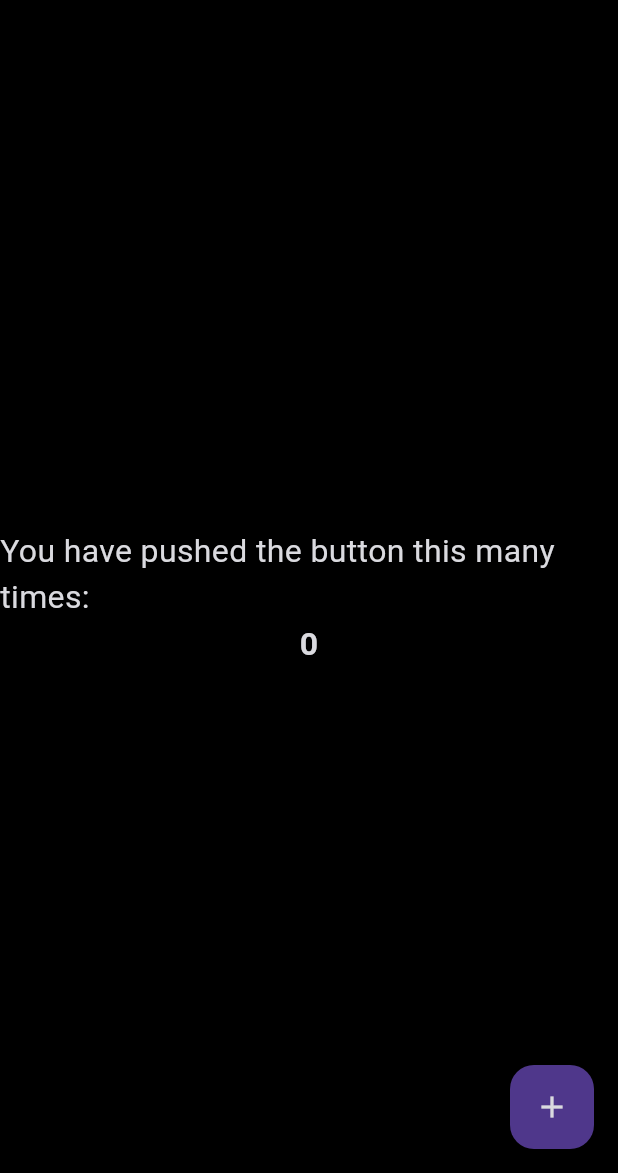
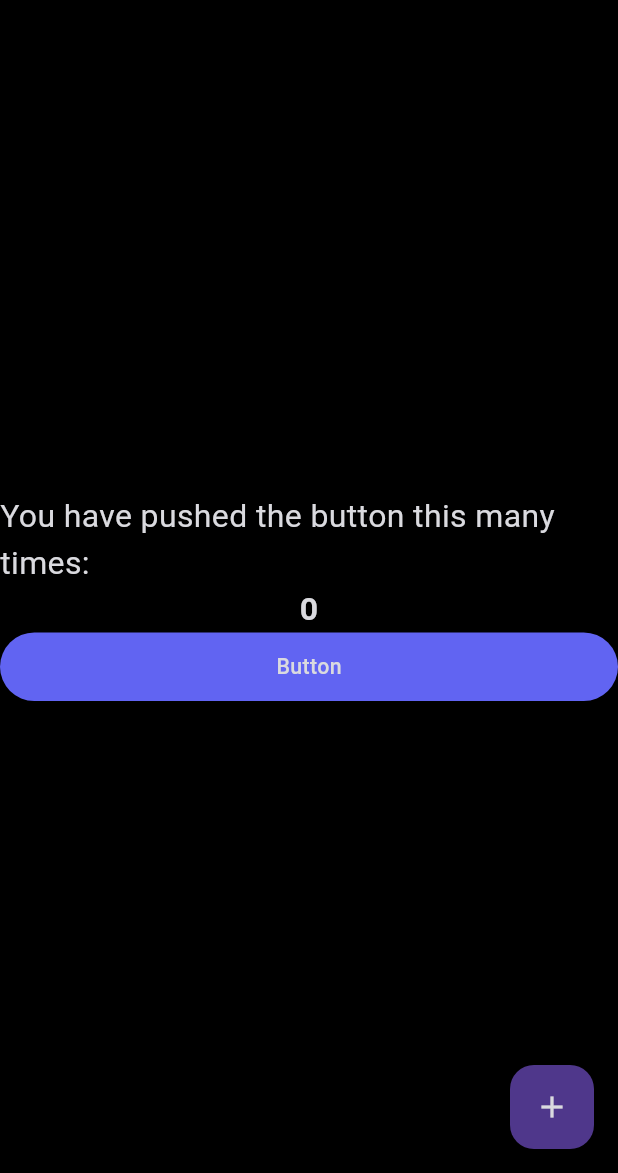
Before and after one commit to ahmadexe/PRISM-Mobile-App, a Flutter app: the screen it shows after launch, on a phone screen of 412 x 824 dp, the part 63-1236 px from its top. Run offline on Flutter 3.47's test engine with Material 3 defaults, Android fonts, the phone set to English and light mode, and no system bars; our stand-ins replace flutter_screenutil; missing offline and left inert: navigation_history_observer; Roboto replaces fonts that are missing (Poppins).

Commit message:
feat: added buttons

```diff
--- a/lib/main.dart
+++ b/lib/main.dart
@@ -1,5 +1,6 @@
 import 'package:flutter/material.dart';
 import 'package:prism/configs/configs.dart';
+import 'package:prism/widgets/buttons/app_button.dart';
 import 'configs/configs.dart' as theme;
 
 void main() {
@@ -18,7 +19,6 @@ class MyApp extends StatelessWidget {
       home: const MyHomePage(title: 'Flutter Demo Home Page'),
       builder: (context, child) {
         App.init(context);
-        AppText.init(context);
         return child!;
       },
     );
@@ -102,6 +102,10 @@ class _MyHomePageState extends State<MyHomePage> {
               '$_counter',
               style: AppText.h1b,
             ),
+            AppButton(
+              onPressed: () {},
+              label: 'Button',
+            )
             // ElevatedButton(onPressed: (){}, child: Text('fdksajh'))
           ],
         ),
--- /dev/null
+++ b/lib/widgets/buttons/app_button.dart
@@ -0,0 +1,62 @@
+import 'package:flutter/material.dart';
+import 'package:prism/configs/configs.dart';
+
+part 'enums.dart';
+
+class AppButton extends StatelessWidget {
+  final VoidCallback onPressed;
+  final String label;
+  final Color? backgroundColor;
+  final double? width;
+  final double? height;
+  final TextStyle? textStyle;
+  final ButtonType? buttonType;
+  const AppButton({
+    required this.label,
+    required this.onPressed,
+    this.height,
+    this.width,
+    this.backgroundColor,
+    this.textStyle,
+    this.buttonType = ButtonType.primary,
+    super.key,
+  });
+
+  @override
+  Widget build(BuildContext context) {
+    App.init(context);
+    return GestureDetector(
+      onTap: onPressed,
+      child: AnimatedContainer(
+        duration: const Duration(milliseconds: 200),
+        width: width ?? double.infinity,
+        height: height ?? AppDimensions.normalize(18),
+        decoration: buttonType == ButtonType.secondary
+            ? BoxDecoration(
+                borderRadius: BorderRadius.circular(AppDimensions.ratio * 100),
+                color: AppTheme.c.fieldLight!,
+              )
+            : buttonType == ButtonType.bordered
+                ? BoxDecoration(
+                    borderRadius:
+                        BorderRadius.circular(AppDimensions.ratio * 100),
+                    border: Border.all(
+                      color: AppTheme.c.primary!,
+                      width: 1,
+                    ),
+                  )
+                : BoxDecoration(
+                    borderRadius:
+                        BorderRadius.circular(AppDimensions.ratio * 100),
+                    color: backgroundColor ?? AppTheme.c.primary,
+                  ),
+        child: Center(
+          child: Text(
+            'Button',
+            style: textStyle ?? AppText.b1bm,
+          ),
+        ),
+      ),
+    );
+  }
+}
--- /dev/null
+++ b/lib/widgets/buttons/enums.dart
@@ -0,0 +1,7 @@
+part of 'app_button.dart';
+
+enum ButtonType {
+  primary,
+  secondary,
+  bordered,
+}
```
